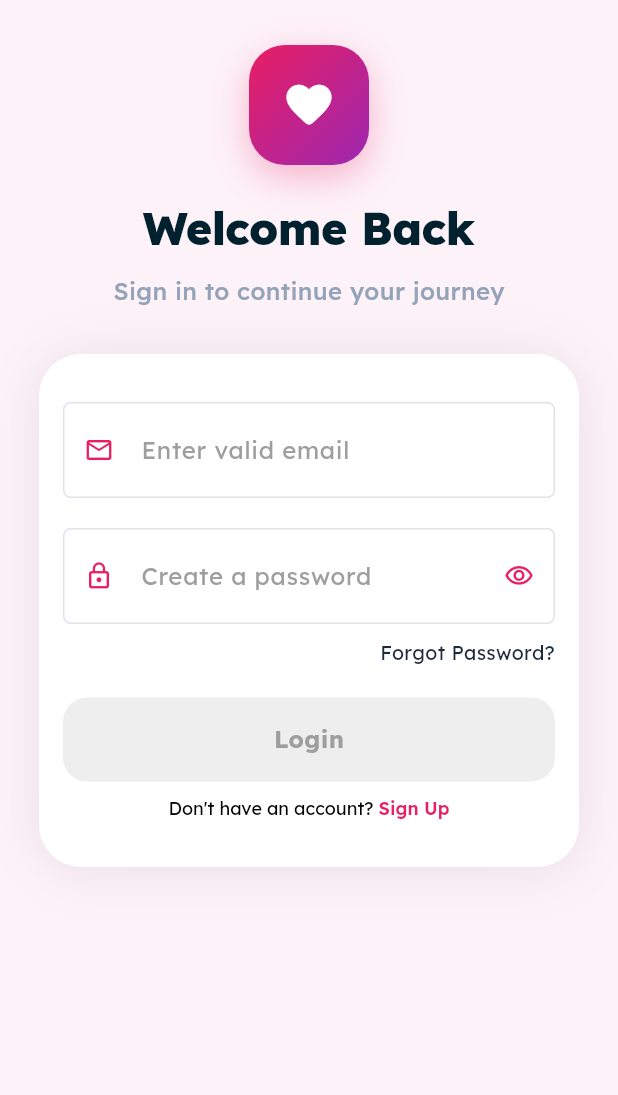
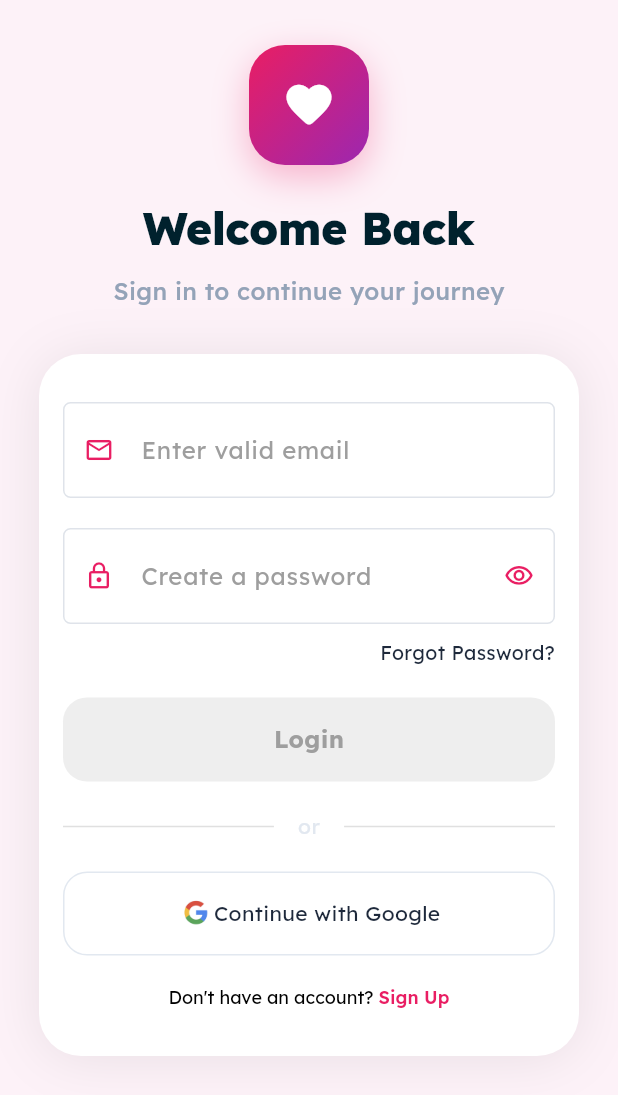
Before and after one commit to juliamwangi123/flo_rewite, a Flutter app: the screen it shows after launch, on a phone screen of 412 x 824 dp. Shown: the top 1095 px of the screen. Run offline on Flutter 3.47's test engine with Material 3 defaults, Android fonts, the phone set to English and light mode, and no system bars; our stand-ins replace bloc, dartz, equatable, firebase_auth, firebase_core, flutter_bloc and 4 more; accounts and stored records are empty.

Commit message:
feat: implement google sign functionality

```diff
--- /dev/null
+++ b/lib/core/constants/assets.dart
@@ -0,0 +1 @@
+const String googleIcon = 'assets/icons/google-icon.JPG';
--- a/lib/features/auth/presenataion/bloc/auth_bloc.dart
+++ b/lib/features/auth/presenataion/bloc/auth_bloc.dart
@@ -53,7 +53,7 @@ void _onSignInWithEmailAndPassword(SignInwithEmailandPasswordEvent event, Emitte
 }
 
   void _onSignInWithGoogle(SignInwithGoogleEvent event, Emitter<AuthState> emit) async {
-    emit(state.copyWith(isLoading: true, errorMessage: null));
+    emit(state.copyWith(isGoogleLoading: true, errorMessage: null));
     final failureOrRegisterUser = await signInWithGoogleUsecase(NoParams());
     failureOrRegisterUser.fold(
         (failure) => emit(state.copyWith(
--- a/lib/features/auth/presenataion/bloc/auth_state.dart
+++ b/lib/features/auth/presenataion/bloc/auth_state.dart
@@ -4,23 +4,25 @@ part of 'auth_bloc.dart';
   final bool? isLoading;
   final AuthEntity? user;
   final String? errorMessage;
-
+  final bool? isGoogleLoading;
 
   const AuthState({
     this.isLoading = false,
     this.user,
-    this.errorMessage = ''
+    this.errorMessage = '',
+    this.isGoogleLoading = false,
   });
 
-  AuthState copyWith({bool? isLoading, String? errorMessage, AuthEntity? user}){
+  AuthState copyWith({bool? isLoading, String? errorMessage, AuthEntity? user, bool? isGoogleLoading}) {
     return AuthState(
       isLoading: isLoading ?? this.isLoading,
       errorMessage: errorMessage ?? this.errorMessage,
-      user: user ?? this.user
+      user: user ?? this.user,
+      isGoogleLoading: isGoogleLoading ?? this.isGoogleLoading,
     );
 
   }
 
   @override
-  List<Object?> get props => [isLoading, errorMessage, user];
+  List<Object?> get props => [isLoading, errorMessage, user, isGoogleLoading];
 }
--- a/lib/features/auth/presenataion/pages/login_screen.dart
+++ b/lib/features/auth/presenataion/pages/login_screen.dart
@@ -46,6 +46,7 @@ class LoginScreen extends StatelessWidget {
         return Center(
           child: AuthScreen(
             isLoading:state.isLoading ,
+            isGoogleLoading: state.isGoogleLoading,
             authHeaderTitle: 'Welcome Back',
             authHeaderSubtitle: 'Sign in to continue your journey',
             emailController: emailController,
@@ -64,6 +65,10 @@ class LoginScreen extends StatelessWidget {
                 );
               }
             },
+             onGoogleSignIn: () {
+              debugPrint('Google Sign In Button Pressed');
+              context.read<AuthBloc>().add(const SignInwithGoogleEvent());
+            },
           ),
         );
       },
--- a/lib/features/auth/presenataion/pages/regestration_screen.dart
+++ b/lib/features/auth/presenataion/pages/regestration_screen.dart
@@ -65,6 +65,9 @@ class RegestrationScreen extends StatelessWidget {
                 );
               }
             },
+            onGoogleSignIn: () {
+              context.read<AuthBloc>().add(const SignInwithGoogleEvent());
+            },
           ),
         );
       },
--- /dev/null
+++ b/lib/features/auth/presenataion/widgets/auth_divider.dart
@@ -0,0 +1,21 @@
+import 'package:floo_aid_rewrite/core/theme/text_theme.dart';
+import 'package:floo_aid_rewrite/core/theme/theme.dart';
+import 'package:flutter/material.dart';
+
+Widget buildAuthDivider(){
+  return Row(
+      children: [
+        Expanded(child: Divider(color: Colors.grey.shade300, thickness: 1)),
+        Padding(
+          padding: const EdgeInsets.symmetric(horizontal: 16),
+          child: Text(
+            'or',
+            style: normalSize14Text(
+              AppColors.borderGray
+            )
+          ),
+        ),
+        Expanded(child: Divider(color: Colors.grey.shade300, thickness: 1)),
+      ],
+    );
+}
--- a/lib/features/auth/presenataion/widgets/auth_screen.dart
+++ b/lib/features/auth/presenataion/widgets/auth_screen.dart
@@ -1,9 +1,11 @@
 import 'package:floo_aid_rewrite/core/theme/text_theme.dart';
 import 'package:floo_aid_rewrite/core/theme/theme.dart';
 import 'package:floo_aid_rewrite/core/widgets/spaces.dart';
+import 'package:floo_aid_rewrite/features/auth/presenataion/widgets/auth_divider.dart';
 import 'package:floo_aid_rewrite/features/auth/presenataion/widgets/auth_form.dart';
 import 'package:floo_aid_rewrite/features/auth/presenataion/widgets/authentication_switcher.dart';
 import 'package:floo_aid_rewrite/features/auth/presenataion/widgets/forgot_password.dart';
+import 'package:floo_aid_rewrite/features/auth/presenataion/widgets/google_signin_button.dart';
 import 'package:floo_aid_rewrite/features/auth/presenataion/widgets/submit_auth_button.dart';
 import 'package:flutter/material.dart';
 
@@ -16,6 +18,8 @@ class AuthScreen extends StatefulWidget {
   final TextEditingController? confirmPasswordController;
   final void Function() handleSubmitButton;
   final bool? isLoading;
+  final bool? isGoogleLoading;
+  final VoidCallback? onGoogleSignIn;
 
   const AuthScreen({
     super.key,
@@ -26,7 +30,9 @@ class AuthScreen extends StatefulWidget {
     required this.emailController,
     required this.passwordController,
     this.confirmPasswordController,
+    this.onGoogleSignIn,
     this.isLoading = false,
+    this.isGoogleLoading = false,
   });
 
   @override
@@ -136,8 +142,16 @@ class _AuthScreenState extends State<AuthScreen> {
                           isButtonActive: isButtonActive,
                           isLoginScreen: widget.isLoginScreen,
                           handleSubmitButton: widget.handleSubmitButton,
+
                         ),
-                        smallVerticalSizedBox,
+                        mediumVerticalSizedBox,
+                        buildAuthDivider(),
+                        mediumVerticalSizedBox,
+                        buildGoogleButton(
+                         widget.onGoogleSignIn ?? () {}
+                        , widget.isGoogleLoading ?? false
+                        ),
+                        mediumVerticalSizedBox,
                         AuthenticationSwitcher(
                           authToggleText:
                               widget.isLoginScreen
--- /dev/null
+++ b/lib/features/auth/presenataion/widgets/google_signin_button.dart
@@ -0,0 +1,42 @@
+import 'package:floo_aid_rewrite/core/constants/assets.dart';
+import 'package:floo_aid_rewrite/core/theme/text_theme.dart';
+import 'package:floo_aid_rewrite/core/theme/theme.dart';
+import 'package:floo_aid_rewrite/core/widgets/spaces.dart';
+import 'package:flutter/material.dart';
+
+Widget buildGoogleButton(final VoidCallback onPressed, final bool? isLoading) {
+    return Container(
+      width: double.infinity,
+      height: 56,
+      decoration: BoxDecoration(
+        color: Colors.white,
+        borderRadius: BorderRadius.circular(16),
+        border: Border.all(color: AppColors.borderGray, width: 1),
+      ),
+      child: isLoading == false ? Material(
+        color: Colors.transparent,
+        child: InkWell(
+          onTap:onPressed,
+          borderRadius: BorderRadius.circular(16),
+          child: Row(
+            mainAxisAlignment: MainAxisAlignment.center,
+            children: [
+              Image.asset(googleIcon, height: 24, width: 24),
+             smallVerticalSizedBox,
+               Text(
+                'Continue with Google',
+                 style: normalSize14Text(
+                 AppColors.deepNavy
+            )
+              ),
+            ],
+          ),
+        ),
+      ): const Center(
+        child: CircularProgressIndicator(
+          color: AppColors.floaidPink,
+
+        ),
+      ),
+    );
+  }
```
Also changed, not shown: pubspec.yaml (+3 -4 lines), assets/icons/google-icon.JPG (added), 2 other files.
